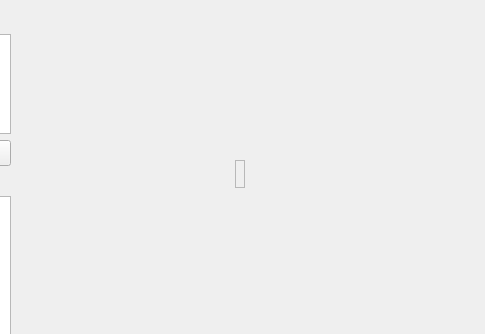
py-cr/chatgpt_qt, file ui/douyin_video_view.ui: the form before one commit; both pictures show x 335 to 820 and y 0 to 334 of the 820 by 604 pixel window.
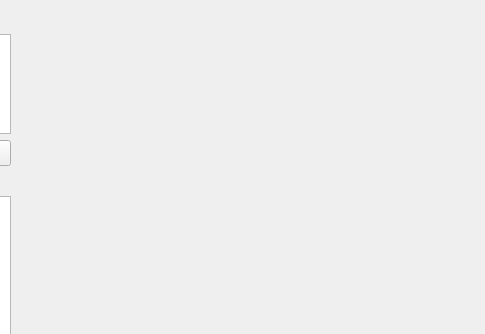
The form after the commit.

Commit message: Python超人-ChatGPT桌面端

Patch:
```diff
--- a/ui/douyin_video_view.ui
+++ b/ui/douyin_video_view.ui
@@ -179,34 +179,6 @@
     </item>
    </layout>
   </widget>
-  <widget class="QFrame" name="frame_3">
-   <property name="geometry">
-    <rect>
-     <x>570</x>
-     <y>160</y>
-     <width>10</width>
-     <height>28</height>
-    </rect>
-   </property>
-   <property name="minimumSize">
-    <size>
-     <width>10</width>
-     <height>0</height>
-    </size>
-   </property>
-   <property name="maximumSize">
-    <size>
-     <width>10</width>
-     <height>16777215</height>
-    </size>
-   </property>
-   <property name="frameShape">
-    <enum>QFrame::StyledPanel</enum>
-   </property>
-   <property name="frameShadow">
-    <enum>QFrame::Raised</enum>
-   </property>
-  </widget>
  </widget>
  <resources/>
  <connections/>
```
